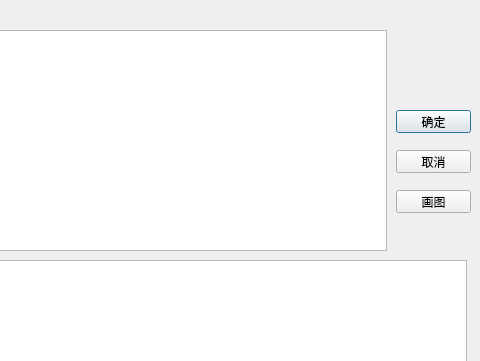
Above: dataconfigdialog.ui from WcksOwnCode/SensorManager_Updated before the change; both pictures show x 164 to 644 and y 0 to 361 of the 644 by 532 pixel window. Below: the same form after it.
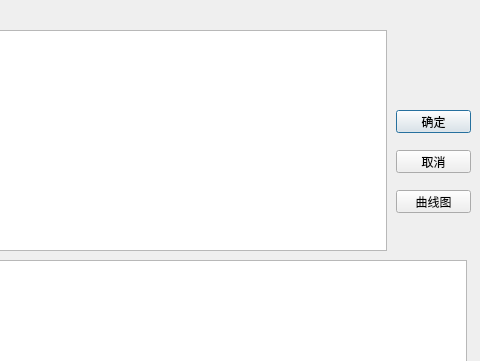
That is the form after the change. Custom widgets are drawn as their Qt base class.

```diff
--- a/dataconfigdialog.ui
+++ b/dataconfigdialog.ui
@@ -194,7 +194,7 @@
     </rect>
    </property>
    <property name="text">
-    <string>画图</string>
+    <string>曲线图</string>
    </property>
   </widget>
  </widget>
```
